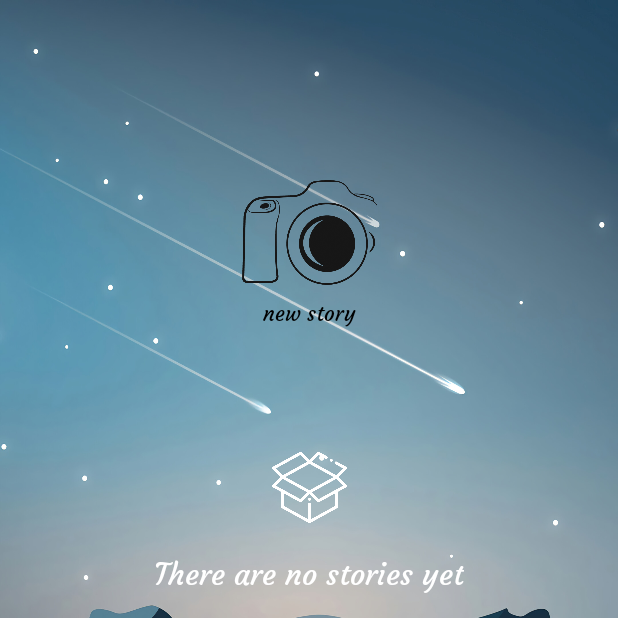
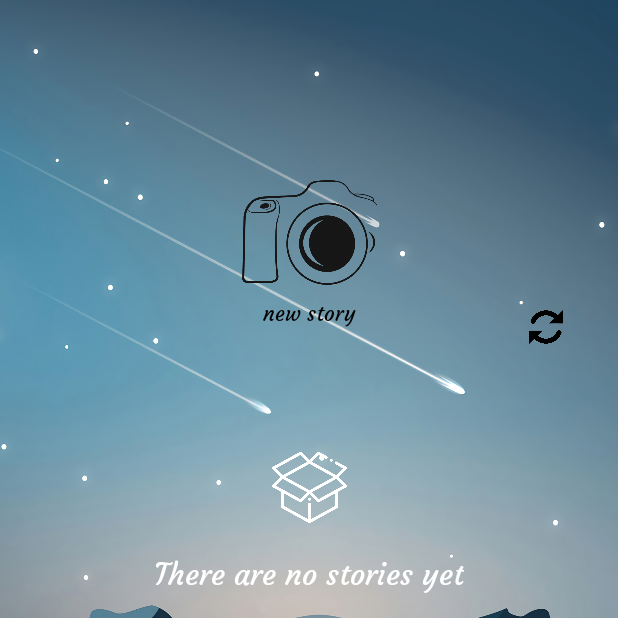
Before and after one commit to cs130-w21/6, an Android app: the StoryActivity screen opened directly, with no data from a screen before it, on a phone screen of 412 x 824 dp, the top half of it. Run offline under Robolectric (Android 15) with nearby library versions, the phone set to English and light mode, and no system bars; pictures from the network do not load.

Commit message:
added refresh button

```diff
--- a/MyStory/app/src/main/java/com/example/mystory/StoryActivity.java
+++ b/MyStory/app/src/main/java/com/example/mystory/StoryActivity.java
@@ -28,6 +28,7 @@ public class StoryActivity extends AppCompatActivity {
     private StoryListAdapter mAdapter;
     private String mUserName;
     private ImageButton mCameraButton;
+    private ImageButton mRefreshButton;
     private CardView mProgressBarBackground;
     private ImageView mBird;
     private CardView mCard;
@@ -45,6 +46,7 @@ public class StoryActivity extends AppCompatActivity {
         mUserName = myIntent.getStringExtra("username");
         mStoryListView = findViewById(R.id.story_list);
         mCameraButton = findViewById(R.id.camera_button_2);
+        mRefreshButton = findViewById(R.id.refresh_button);
         mBird = findViewById(R.id.bird3);
         Glide.with(this).load(R.drawable.bird).into(mBird);
         mProgressBarBackground = findViewById(R.id.progress_bar_background_2);
@@ -156,6 +158,13 @@ public class StoryActivity extends AppCompatActivity {
                 mCard.setVisibility(View.GONE);
             }
         });
+
+        mRefreshButton.setOnClickListener(new View.OnClickListener() {
+            @Override
+            public void onClick(View v) {
+                onResume();
+            }
+        });
     }
 
     @Override
--- a/MyStory/app/src/main/res/layout/activity_story.xml
+++ b/MyStory/app/src/main/res/layout/activity_story.xml
@@ -34,13 +34,28 @@
         app:layout_constraintTop_toTopOf="parent"
         android:elevation="2dp"/>
 
+    <ImageButton
+        android:id="@+id/refresh_button"
+        android:layout_width="25dp"
+        android:layout_height="25dp"
+        app:layout_constraintTop_toTopOf="parent"
+        app:layout_constraintEnd_toEndOf="parent"
+        android:layout_marginTop="205dp"
+        android:layout_marginEnd="35dp"
+        android:src="@drawable/refresh"
+        android:scaleType="fitXY"
+        android:background="@null"
+        android:elevation="2dp"/>
+
     <ListView
         android:id="@+id/story_list"
         android:layout_width="match_parent"
-        android:layout_height="450dp"
+        android:layout_height="0dp"
         app:layout_constraintTop_toTopOf="parent"
         app:layout_constraintStart_toStartOf="parent"
+        app:layout_constraintBottom_toBottomOf="parent"
         android:layout_marginTop="240dp"
+        android:layout_marginBottom="50dp"
         android:transcriptMode="alwaysScroll"
         android:dividerHeight="3dp"
         android:divider="@android:color/transparent"/>
@@ -90,7 +105,11 @@
         android:id="@+id/progress_bar_background_2"
         android:layout_width="fill_parent"
         android:layout_height="fill_parent"
-        app:cardBackgroundColor="#90FFFFFF" />
+        app:cardBackgroundColor="#90FFFFFF"
+        app:layout_constraintBottom_toBottomOf="@+id/empty_background_2"
+        app:layout_constraintEnd_toEndOf="@+id/empty_background_2"
+        app:layout_constraintStart_toStartOf="@+id/empty_background_2"
+        app:layout_constraintTop_toTopOf="@+id/empty_background_2" />
 
     <androidx.cardview.widget.CardView
         android:id="@+id/story_card"
```
Also changed, not shown: MyStory/app/src/main/res/drawable/refresh.png (added).
